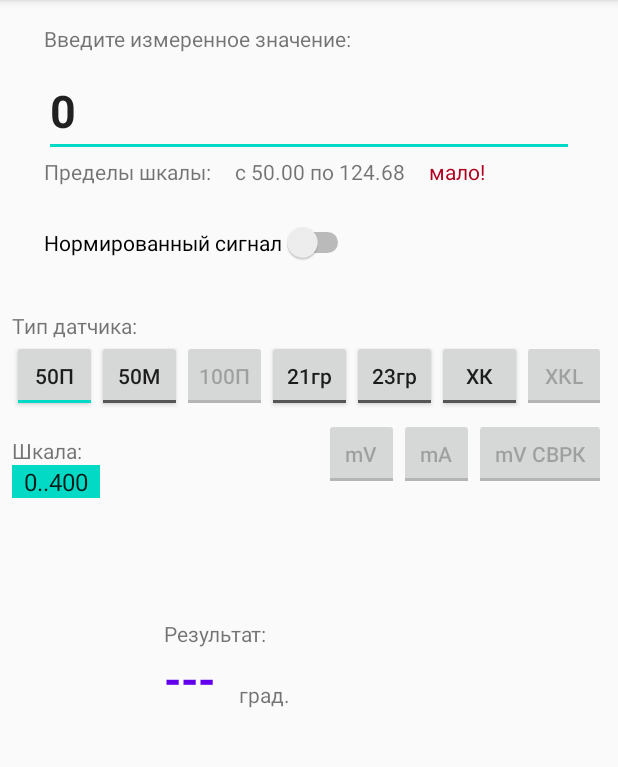
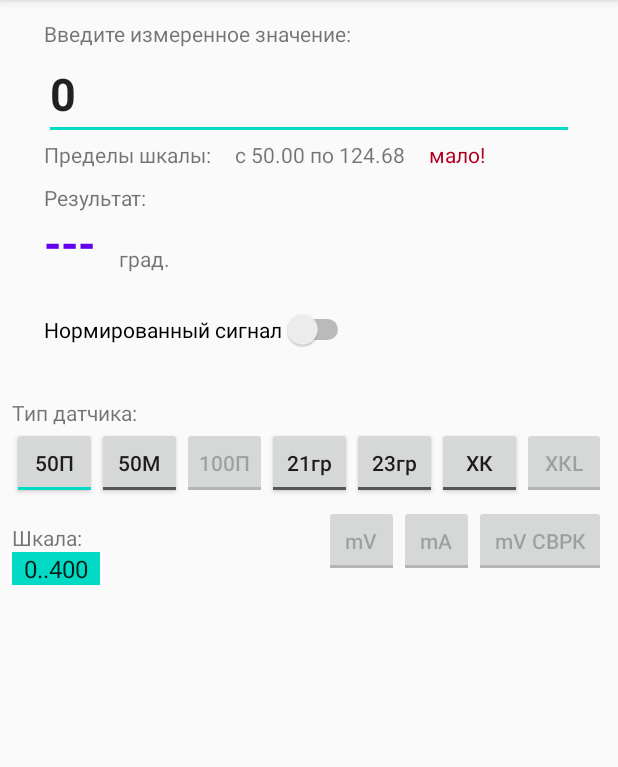
Before and after one commit to jcant/TermoCalculator, an Android app: the screen it shows after launch (MainActivity), on a phone screen of 412 x 824 dp, the part 84-851 px from its top. Run offline under Robolectric (Android 15) with nearby library versions, the light colour scheme and no system bars.

Commit message:
fixing layout
 - Поле результата перенесено выше, под поле ввода измеренного
 значения
 - Добавлен скролл экрана

On branch develop
Changes to be committed:
	modified:   app/build.gradle
	new file:   app/debug/app-debug.aab
	new file:   app/release/app-release.aab
	modified:   app/src/main/res/layout/activity_main.xml

```diff
--- a/app/build.gradle
+++ b/app/build.gradle
@@ -7,8 +7,8 @@
         applicationId "com.gmail.develop.jcant.termocalculator"
         minSdkVersion 23
         targetSdkVersion 29
-        versionCode 1
-        versionName "1.0"
+        versionCode 2
+        versionName "1.1"
 
         testInstrumentationRunner "androidx.test.runner.AndroidJUnitRunner"
     }
--- a/app/src/main/res/layout/activity_main.xml
+++ b/app/src/main/res/layout/activity_main.xml
@@ -1,26 +1,28 @@
 <?xml version="1.0" encoding="utf-8"?>
-<androidx.constraintlayout.widget.ConstraintLayout xmlns:android="http://schemas.android.com/apk/res/android"
+<ScrollView xmlns:android="http://schemas.android.com/apk/res/android"
     xmlns:app="http://schemas.android.com/apk/res-auto"
-    xmlns:tools="http://schemas.android.com/tools"
-    android:layout_width="match_parent"
-    android:layout_height="match_parent"
-    tools:context=".MainActivity">
+    android:layout_width="fill_parent"
+    android:layout_height="fill_parent"
+    android:fillViewport="true">
+
+<androidx.constraintlayout.widget.ConstraintLayout
+    android:layout_height="wrap_content"
+    android:layout_width="fill_parent">
 
     <TextView
         android:id="@+id/textView2"
         android:layout_width="wrap_content"
         android:layout_height="wrap_content"
-        android:layout_marginTop="16dp"
         android:labelFor="@id/et_SignalValue"
         android:text="@string/input_label"
-        app:layout_constraintStart_toStartOf="@+id/et_SignalValue"
-        app:layout_constraintTop_toTopOf="parent" />
+        app:layout_constraintBottom_toTopOf="@+id/et_SignalValue"
+        app:layout_constraintStart_toStartOf="@+id/et_SignalValue" />
 
     <EditText
         android:id="@+id/et_SignalValue"
         android:layout_width="wrap_content"
         android:layout_height="wrap_content"
-        android:layout_marginTop="8dp"
+        android:layout_marginTop="32dp"
         android:autofillHints=""
         android:ems="10"
         android:inputType="numberDecimal"
@@ -30,7 +32,7 @@
         android:textStyle="bold"
         app:layout_constraintEnd_toEndOf="parent"
         app:layout_constraintStart_toStartOf="parent"
-        app:layout_constraintTop_toBottomOf="@+id/textView2" />
+        app:layout_constraintTop_toTopOf="parent" />
 
     <TextView
         android:id="@+id/tv_SignalLimits"
@@ -40,6 +42,53 @@
         app:layout_constraintStart_toStartOf="@+id/et_SignalValue"
         app:layout_constraintTop_toBottomOf="@+id/et_SignalValue" />
 
+    <TextView
+        android:id="@+id/tv_scaleBounds"
+        android:layout_width="wrap_content"
+        android:layout_height="wrap_content"
+        android:layout_marginStart="16dp"
+        android:text="@string/no_data"
+        app:layout_constraintStart_toEndOf="@+id/tv_SignalLimits"
+        app:layout_constraintTop_toBottomOf="@+id/et_SignalValue" />
+
+    <TextView
+        android:id="@+id/tv_warning"
+        android:layout_width="wrap_content"
+        android:layout_height="wrap_content"
+        android:layout_marginStart="16dp"
+        android:textColor="@color/design_default_color_error"
+        app:layout_constraintStart_toEndOf="@+id/tv_scaleBounds"
+        app:layout_constraintTop_toBottomOf="@+id/et_SignalValue" />
+
+    <TextView
+        android:id="@+id/textView5"
+        android:layout_width="wrap_content"
+        android:layout_height="wrap_content"
+        android:text="@string/result_label"
+        app:layout_constraintBottom_toTopOf="@+id/tv_Result"
+        app:layout_constraintStart_toStartOf="@+id/tv_Result" />
+
+    <TextView
+        android:id="@+id/tv_Result"
+        android:layout_width="wrap_content"
+        android:layout_height="wrap_content"
+        android:layout_marginTop="48dp"
+        android:text="@string/null_value"
+        android:textColor="@color/design_default_color_primary"
+        android:textSize="30sp"
+        android:textStyle="bold"
+        app:layout_constraintStart_toStartOf="@+id/et_SignalValue"
+        app:layout_constraintTop_toBottomOf="@+id/et_SignalValue" />
+
+    <TextView
+        android:id="@+id/textView6"
+        android:layout_width="wrap_content"
+        android:layout_height="wrap_content"
+        android:layout_marginStart="16dp"
+        android:text="@string/degree_label"
+        app:layout_constraintBottom_toBottomOf="@+id/tv_Result"
+        app:layout_constraintStart_toEndOf="@+id/tv_Result" />
+
     <Switch
         android:id="@+id/swNorm"
         android:layout_width="wrap_content"
@@ -48,7 +97,7 @@
         android:checked="false"
         android:text="@string/swNormalized"
         app:layout_constraintStart_toStartOf="@+id/tv_SignalLimits"
-        app:layout_constraintTop_toBottomOf="@+id/tv_SignalLimits" />
+        app:layout_constraintTop_toBottomOf="@+id/tv_Result" />
 
     <TextView
         android:id="@+id/textView"
@@ -226,54 +275,5 @@
         app:layout_constraintStart_toStartOf="parent"
         app:layout_constraintTop_toBottomOf="@+id/textView3" />
 
-    <TextView
-        android:id="@+id/textView5"
-        android:layout_width="wrap_content"
-        android:layout_height="wrap_content"
-        android:text="@string/result_label"
-        app:layout_constraintBottom_toTopOf="@+id/tv_Result"
-        app:layout_constraintStart_toStartOf="@+id/tv_Result" />
-
-    <TextView
-        android:id="@+id/tv_Result"
-        android:layout_width="wrap_content"
-        android:layout_height="wrap_content"
-        android:layout_marginTop="100dp"
-        android:text="@string/null_value"
-        android:textColor="@color/design_default_color_primary"
-        android:textSize="30sp"
-        android:textStyle="bold"
-        app:layout_constraintEnd_toEndOf="parent"
-        app:layout_constraintHorizontal_bias="0.29"
-        app:layout_constraintStart_toStartOf="parent"
-        app:layout_constraintTop_toBottomOf="@+id/spScale" />
-
-    <TextView
-        android:id="@+id/textView6"
-        android:layout_width="wrap_content"
-        android:layout_height="wrap_content"
-        android:layout_marginStart="16dp"
-        android:text="@string/degree_label"
-        app:layout_constraintBottom_toBottomOf="@+id/tv_Result"
-        app:layout_constraintStart_toEndOf="@+id/tv_Result" />
-
-    <TextView
-        android:id="@+id/tv_scaleBounds"
-        android:layout_width="wrap_content"
-        android:layout_height="wrap_content"
-        android:layout_marginStart="16dp"
-        android:text="@string/no_data"
-        app:layout_constraintStart_toEndOf="@+id/tv_SignalLimits"
-        app:layout_constraintTop_toBottomOf="@+id/et_SignalValue" />
-
-    <TextView
-        android:id="@+id/tv_warning"
-        android:layout_width="wrap_content"
-        android:layout_height="wrap_content"
-        android:layout_marginStart="16dp"
-        android:textColor="@color/design_default_color_error"
-        app:layout_constraintStart_toEndOf="@+id/tv_scaleBounds"
-        app:layout_constraintTop_toBottomOf="@+id/et_SignalValue" />
-
-
 </androidx.constraintlayout.widget.ConstraintLayout>
+</ScrollView>
```
Also changed, not shown: 2 other files.
